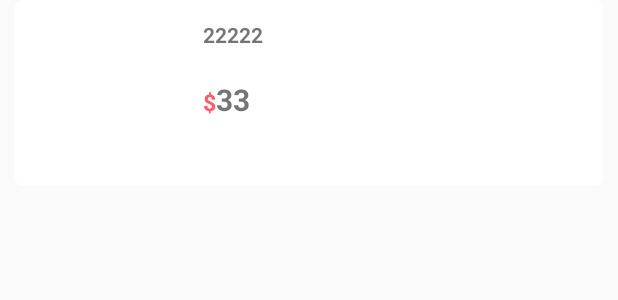
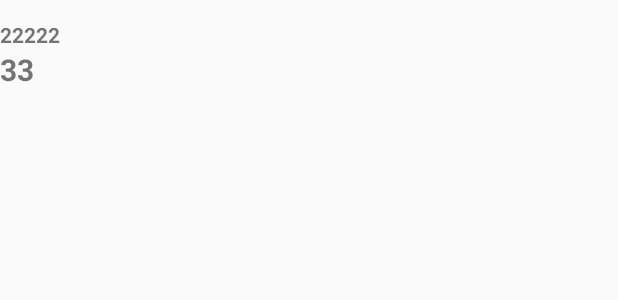
Before and after one commit to zealot2002/MaDemo, an Android app: the layout goods_list_item.xml on its own in the app's theme, with its tools: preview values and no code run, on a phone screen of 412 x 824 dp. Shown: the top 300 px of the screen. Run offline under Robolectric (Android 15) with nearby library versions, the phone set to English and light mode, and no system bars.

```diff
--- a/module_goods/src/main/java/com/credithc/module_goods/presenter/GoodsPresenter.java
+++ b/module_goods/src/main/java/com/credithc/module_goods/presenter/GoodsPresenter.java
@@ -33,7 +33,7 @@ public class GoodsPresenter implements GoodsContract.Presenter{
             @Override
             public void requestCallback(int result, final Object data, Object tagData) {
                 view.closeLoading();
-                if (result == HttpConstant.SUCCESS) {
+                if (result == com.credithc.module_goods.constant.HttpConstant.SUCCESS) {
                     view.refreshGoodsList((List<GoodsBean>) data);
                 } else {
                     view.showError(data.toString());
--- a/module_goods/src/main/java/com/credithc/module_goods/view/GoodsListAdapter.java
+++ b/module_goods/src/main/java/com/credithc/module_goods/view/GoodsListAdapter.java
@@ -19,7 +19,6 @@ public class GoodsListAdapter extends BaseQuickAdapter<GoodsBean, BaseViewHolder
     @Override
     protected void convert(BaseViewHolder helper, GoodsBean item) {
         helper.setText(R.id.tvName,item.getName());
-        helper.setText(R.id.tvPrice,item.getPrice());
+        helper.setText(R.id.tvPrice,item.getPrice()+"");
     }
-
 }
--- a/module_goods/src/main/res/layout/goods_list_fragment.xml
+++ b/module_goods/src/main/res/layout/goods_list_fragment.xml
@@ -9,11 +9,12 @@
         android:layout_height="wrap_content"
         android:layout_centerInParent="true"
         android:text="我是来自goods组件的fragment\n 我和Home module处于同一进程"
+        android:visibility="gone"
         />
     <android.support.v7.widget.RecyclerView
         android:id="@+id/rvGoodsList"
         android:layout_width="match_parent"
         android:layout_height="match_parent"
-        android:visibility="gone"
+        android:visibility="visible"
         />
 </RelativeLayout>
--- a/module_goods/src/main/res/layout/goods_list_item.xml
+++ b/module_goods/src/main/res/layout/goods_list_item.xml
@@ -1,32 +1,7 @@
-<LinearLayout xmlns:android="http://schemas.android.com/apk/res/android"
+<RelativeLayout xmlns:android="http://schemas.android.com/apk/res/android"
               xmlns:app="http://schemas.android.com/apk/res-auto"
               android:layout_width="match_parent"
               android:layout_height="124dp"
-              >
-    <RelativeLayout
-        android:id="@+id/rlItem"
-        android:layout_width="match_parent"
-        android:layout_height="124dp"
-        android:background="@drawable/white_round_bg"
-        android:layout_marginRight="10dp"
-        android:layout_marginLeft="10dp"
-        android:clickable="true"
-        >
-        <!-- 图片 -->
-        <ImageView
-            android:id="@+id/ivImg"
-            android:layout_width="115dp"
-            android:layout_height="124dp"
-            android:background="@color/transparent"
-            android:scaleType="fitXY"
-            />
-
-        <LinearLayout
-            android:layout_toRightOf="@+id/ivImg"
-            android:layout_marginLeft="10dp"
-            android:layout_width="wrap_content"
-            android:layout_height="124dp"
-            android:orientation="vertical"
               >
     <TextView
         android:id="@+id/tvName"
@@ -37,34 +12,14 @@
         android:textStyle="bold"
         android:layout_marginTop="13dp"
         />
-
-            <!--价格-->
-            <LinearLayout
-                android:layout_width="wrap_content"
-                android:layout_height="wrap_content"
-                android:orientation="horizontal"
-                android:layout_marginTop="20dp"
-                >
-                <TextView
-                    android:id="@+id/tvSymbol"
-                    android:layout_width="wrap_content"
-                    android:layout_height="wrap_content"
-                    android:text="$"
-                    android:textColor="#ff5c67"
-                    android:textSize="15sp"
-                    android:textStyle="bold"
-                    />
     <TextView
         android:id="@+id/tvPrice"
+        android:layout_below="@+id/tvName"
         android:layout_width="wrap_content"
         android:layout_height="wrap_content"
         android:text="33"
         android:textSize="20sp"
         android:textStyle="bold"
-
         />
 
-            </LinearLayout>
-        </LinearLayout>
 </RelativeLayout>
-</LinearLayout>
```
Also changed, not shown: module_goods/src/main/java/com/credithc/module_goods/constant/HttpConstant.java (+3 -4 lines), module_goods/src/main/java/com/credithc/module_goods/model/DataProvider.java (+4 -6 lines), module_goods/src/main/java/com/credithc/module_goods/model/GoodsBean.java (+0 -26 lines), module_goods/src/main/java/debug/mockServer.json (added, +17 -0 lines). Lines whose indentation alone changed are shown as unchanged.
